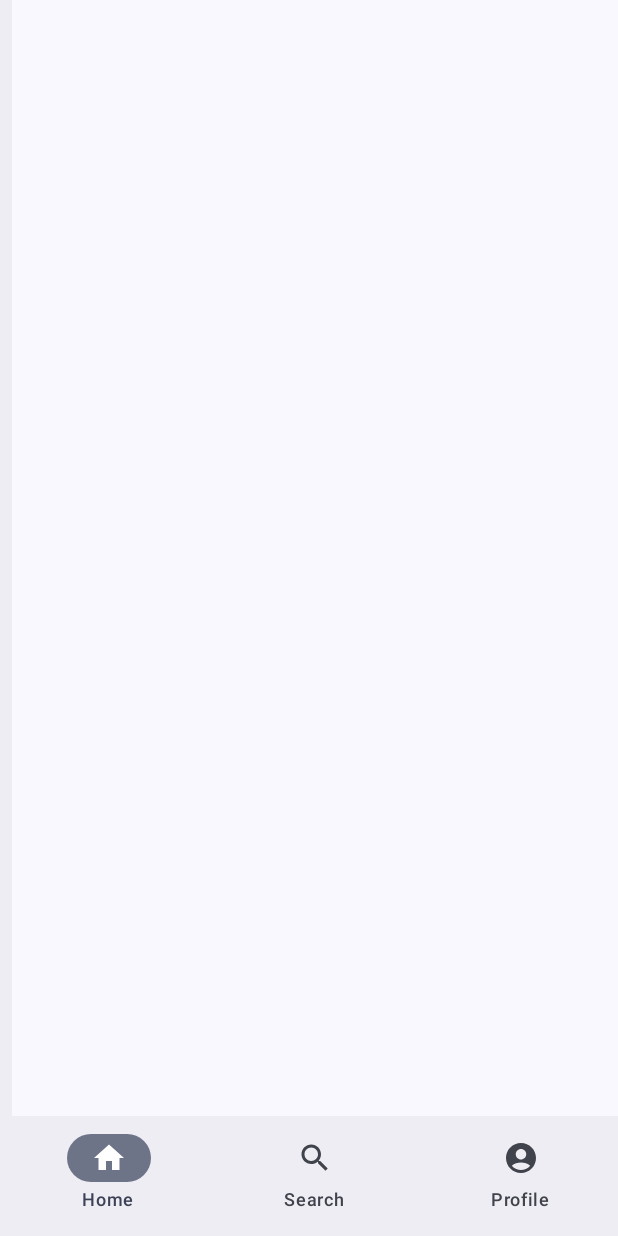
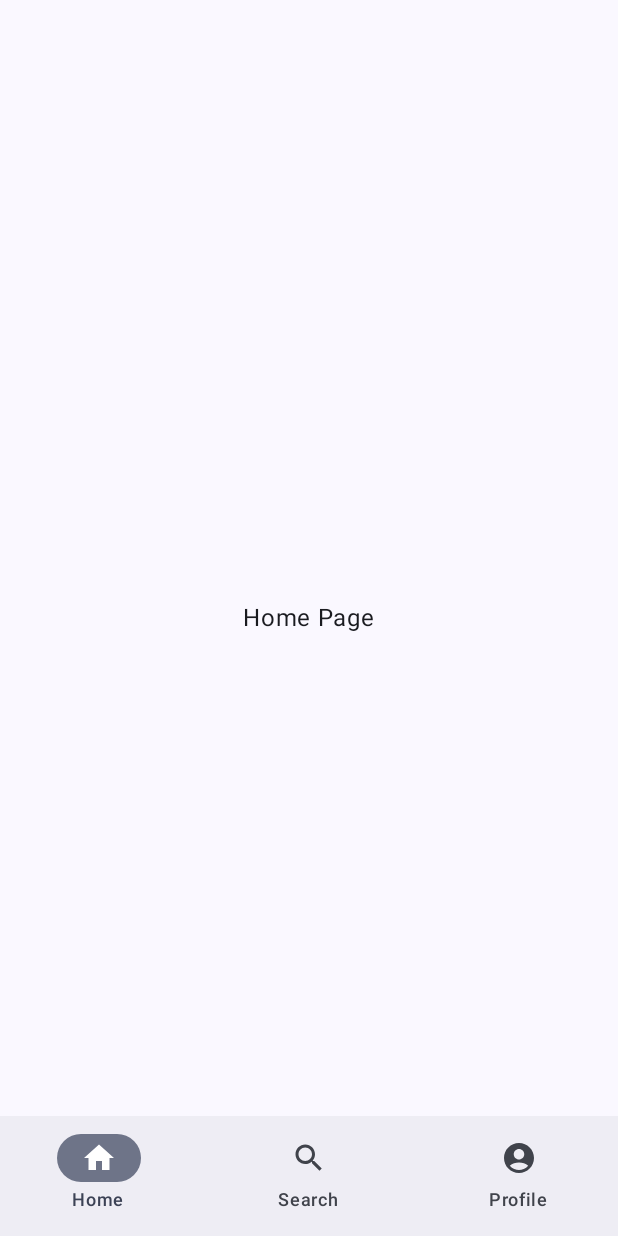
Before and after one commit to Navee-code/JetPackComposeLearning, an Android app built with Jetpack Compose: the screen it shows after launch (MainActivity), on a phone screen of 412 x 824 dp. Run offline under Robolectric (Android 15) with nearby library versions, the phone set to English and light mode, and no system bars; our stand-ins replace Room's generated code, livedata-compose; libraries missing offline, so code that uses them is left out: androidx.databinding.adapters; 1 statement that could not run was skipped.

Commit message:
DB initiated

```diff
--- a/app/src/main/java/com/ferbotz/calculatortest/MainActivity.kt
+++ b/app/src/main/java/com/ferbotz/calculatortest/MainActivity.kt
@@ -12,6 +12,7 @@ import androidx.compose.foundation.background
 
 import androidx.compose.foundation.isSystemInDarkTheme
 import androidx.compose.foundation.layout.Arrangement
+import androidx.compose.foundation.layout.Box
 
 import androidx.compose.foundation.layout.Column
 import androidx.compose.foundation.layout.Row
@@ -21,6 +22,7 @@ import androidx.compose.foundation.layout.fillMaxWidth
 import androidx.compose.foundation.layout.height
 import androidx.compose.foundation.layout.padding
 import androidx.compose.foundation.layout.size
+import androidx.compose.foundation.lazy.LazyColumn
 import androidx.compose.foundation.shape.CircleShape
 import androidx.compose.material3.ExperimentalMaterial3Api
 import androidx.compose.material3.Icon
@@ -37,10 +39,12 @@ import androidx.compose.material3.darkColorScheme
 import androidx.compose.material3.lightColorScheme
 import androidx.compose.runtime.Composable
 import androidx.compose.runtime.livedata.observeAsState
+import androidx.compose.ui.Alignment
 
 import androidx.compose.ui.Modifier
 import androidx.compose.ui.draw.clip
 import androidx.compose.ui.graphics.Color
+import androidx.compose.ui.text.style.TextAlign
 
 import androidx.compose.ui.unit.dp
 import androidx.compose.ui.unit.sp
@@ -49,15 +53,54 @@ import androidx.navigation.NavGraph.Companion.findStartDestination
 import androidx.navigation.compose.NavHost
 import androidx.navigation.compose.composable
 import androidx.navigation.compose.rememberNavController
+import com.ferbotz.calculatortest.database.AppDb
 import com.ferbotz.calculatortest.ui.theme.CalculatorTestTheme
 
 class MainActivity : ComponentActivity() {
+    private val db: AppDb by lazy {
+        Log.e("NoteID","DB init")
+        AppDb.getDatabase(this)
+    }
+    private  val db1 =AppDb.getDatabase(this)
+
     override fun onCreate(savedInstanceState: Bundle?) {
         super.onCreate(savedInstanceState)
         enableEdgeToEdge()
+
         setContent {
             CalculatorTestTheme {
+                db
+                db
                 App()
+
+            }
+        }
+    }
+}
+fun createDb(){
+ //   db=AppDb.getDatabase(this)
+
+}
+@Composable
+fun LazyColum() {
+    LazyColumn {
+        repeat(10000) { index ->
+            item {
+                Box( modifier = Modifier
+                    .fillMaxSize(),
+                    contentAlignment = Alignment.Center) {
+                    Text(
+                        text = "Value $index",
+                        fontSize = 30.sp,
+                        color = Color.White,
+                        textAlign = TextAlign.Center,
+                        modifier = Modifier
+                            .fillMaxWidth()
+                            .padding(16.dp)
+
+                    )
+                }
+
             }
         }
     }
@@ -66,18 +109,6 @@ class MainActivity : ComponentActivity() {
 @Composable
 fun BottomNavigationBar() {
     val navController = rememberNavController()
-    NavHost(navController = navController, startDestination = BottomNav.Home.route) {
-        composable(BottomNav.Search.route) {
-            CalculatorContent()
-        }
-        composable(BottomNav.Home.route) {
-
-        }
-        composable(BottomNav.Profile.route) {
-
-        }
-
-    }
     Scaffold(
         modifier = Modifier.fillMaxSize(),
         bottomBar = {
@@ -111,6 +142,19 @@ fun BottomNavigationBar() {
         }
     ) { paddingValues ->
          print(paddingValues)
+        NavHost(navController = navController, startDestination = BottomNav.Home.route) {
+            composable(BottomNav.Search.route) {
+                CalculatorContent( )
+            }
+            composable(BottomNav.Home.route) {
+                HomeBox()
+            }
+            composable(BottomNav.Profile.route) {
+                LazyColum()
+
+            }
+
+        }
 
     }
 }
@@ -140,6 +184,16 @@ fun App() {
     }
 }
 
+@Composable
+fun HomeBox(){
+    Box (
+        modifier = Modifier
+            .fillMaxSize(),
+            contentAlignment = Alignment.Center
+    ){
+        Text("Home Page")
+    }
+}
 
 @Composable
 fun CalculatorContent() {
--- /dev/null
+++ b/app/src/main/java/com/ferbotz/calculatortest/RemainderViewModel.kt
@@ -0,0 +1,5 @@
+package com.ferbotz.calculatortest
+
+import androidx.lifecycle.ViewModel
+
+class RemainderViewModel:ViewModel()
--- /dev/null
+++ b/app/src/main/java/com/ferbotz/calculatortest/database/AppDao.kt
@@ -0,0 +1,9 @@
+package com.ferbotz.calculatortest.database
+
+import androidx.room.*
+
+
+@Dao
+interface AppDao {
+
+}
--- /dev/null
+++ b/app/src/main/java/com/ferbotz/calculatortest/database/AppDb.kt
@@ -0,0 +1,35 @@
+package com.ferbotz.calculatortest.database
+
+import android.content.Context
+import androidx.databinding.adapters.Converters
+import androidx.room.Database
+
+import androidx.room.Room
+import androidx.room.RoomDatabase
+
+
+@Database(entities = [Remainders::class], version = 3, exportSchema = false)
+abstract class AppDb : RoomDatabase() {
+
+    abstract fun noteDao(): AppDao
+
+    companion object {
+        @Volatile
+        private var instance: AppDb? = null
+
+        fun getDatabase(context: Context): AppDb {
+            val tempInstance = instance
+            if (tempInstance != null) return tempInstance
+
+            synchronized(this) {
+                val instanceNew = Room.databaseBuilder(
+                    context.applicationContext,
+                    AppDb::class.java,
+                    "app_database"
+                ).build()
+                instance = instanceNew
+                return instanceNew
+            }
+        }
+    }
+}
```
Also changed, not shown: app/build.gradle.kts (+14 -0 lines), app/src/main/java/com/ferbotz/calculatortest/database/Remainders.kt (added, +12 -0 lines), gradle/libs.versions.toml (+14 -2 lines).
